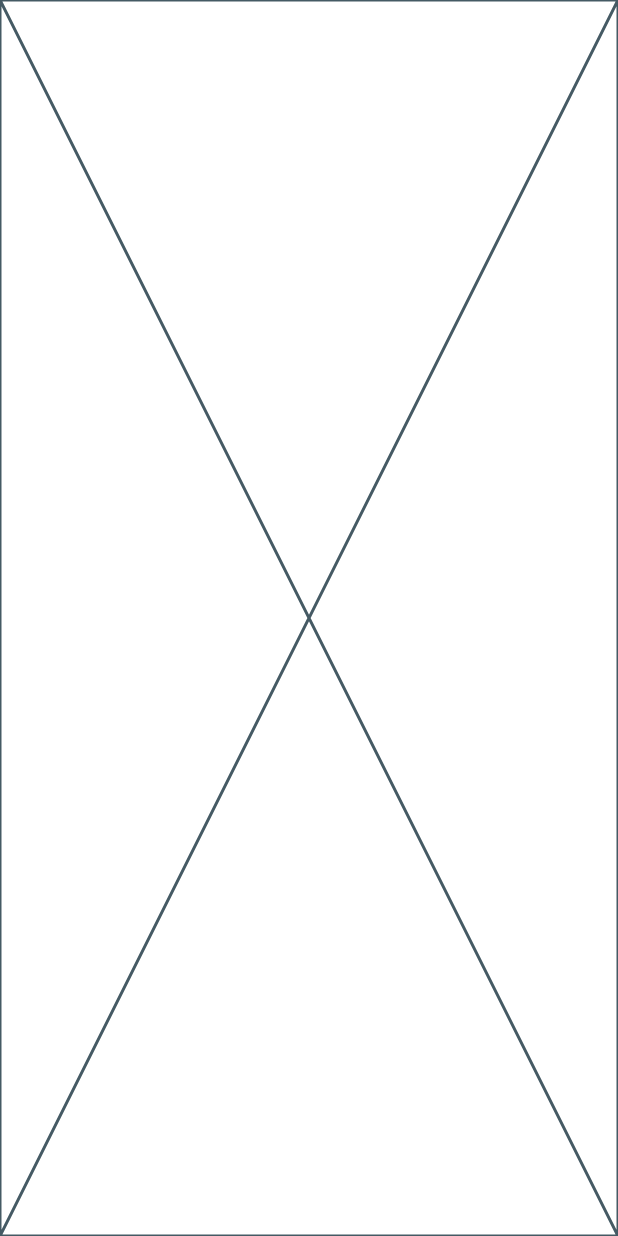
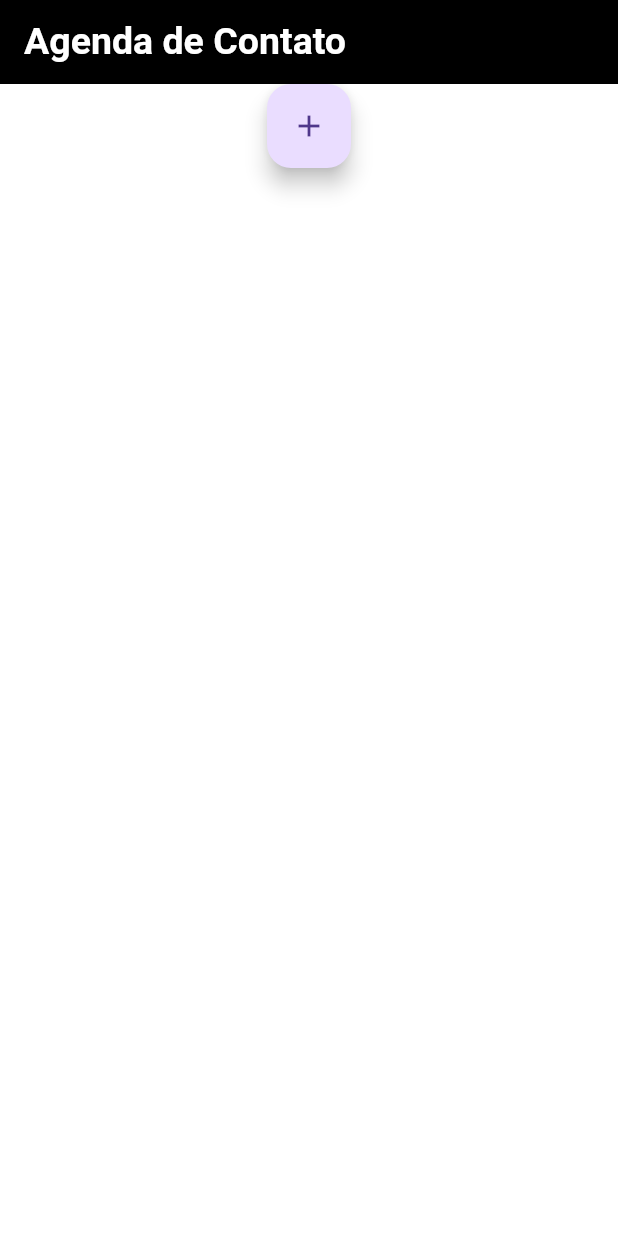
Before and after one commit to Pedro-Vitor21J/Atividade6-Mobile, a Flutter app: the screen it shows after launch, on a phone screen of 412 x 824 dp. Run offline on Flutter 3.47's test engine with Material 3 defaults, Android fonts, the phone set to English and light mode, and no system bars.

Commit message:
Versão 1

```diff
--- a/atividade6/lib/pages/ContactList.dart
+++ b/atividade6/lib/pages/ContactList.dart
@@ -1,3 +1,4 @@
+import 'package:atividade6/pages/AddContact.dart';
 import 'package:flutter/material.dart';
 
 class ContactList extends StatefulWidget {
@@ -8,8 +9,57 @@ class ContactList extends StatefulWidget {
 }
 
 class _ContactListState extends State<ContactList> {
+  List<Map<String, String>> contacts = [];
+
   @override
   Widget build(BuildContext context) {
-    return const Placeholder();
+    return Scaffold(
+      backgroundColor: Colors.white,
+      //AppBar
+      appBar: AppBar(
+        backgroundColor: Colors.black,
+        title: const Text(
+          'Agenda de Contato',
+          style: TextStyle(
+            fontWeight: FontWeight.bold,
+            fontSize: 25,
+            color: Colors.white,
+          ),
+        ),
+      ),
+      body: Container(
+        child: Column(
+          children: [
+            //Rota para a página AddContact
+            FloatingActionButton(
+              onPressed: () {
+                Navigator.push(
+                  context,
+                  MaterialPageRoute(
+                    builder: (context) {
+                      return AddContact();
+                    },
+                  ),
+                );
+              },
+              child: Icon(Icons.add),
+            ),
+
+            Expanded(
+              child: ListView.builder(
+                itemCount: contacts.length,
+                itemBuilder: (context, index) {
+                  final contact = contacts[index];
+                  return ListTile(
+                    title: Text(contact['name'] ?? ''),
+                    subtitle: Text('${contact['email']}\n${contact['phone']}'),
+                  );
+                },
+              ),
+            ),
+          ],
+        ),
+      ),
+    );
   }
 }
```
Also changed, not shown: atividade6/lib/pages/AddContact.dart (+79 -1 lines), atividade6/lib/main.dart (line endings or trailing spaces), atividade6/pubspec.lock.
